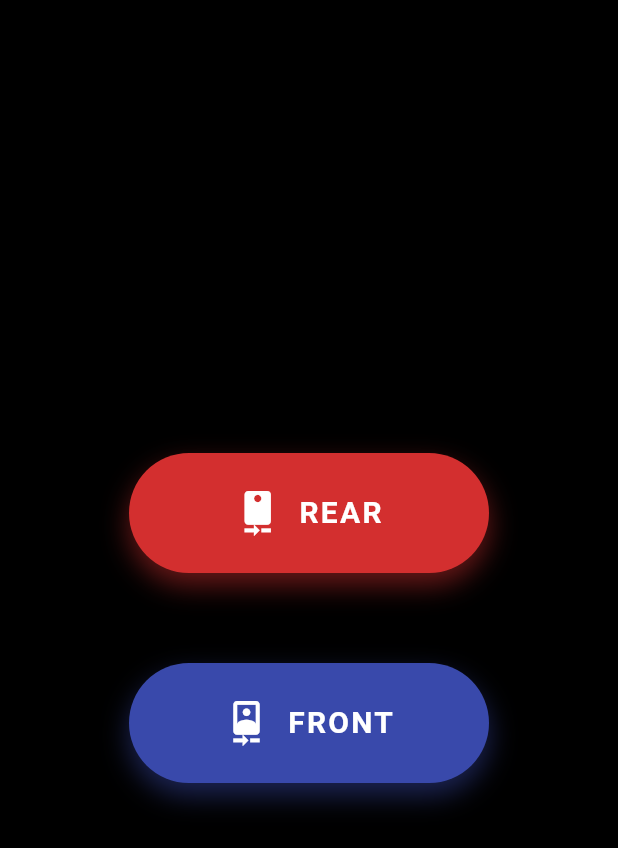
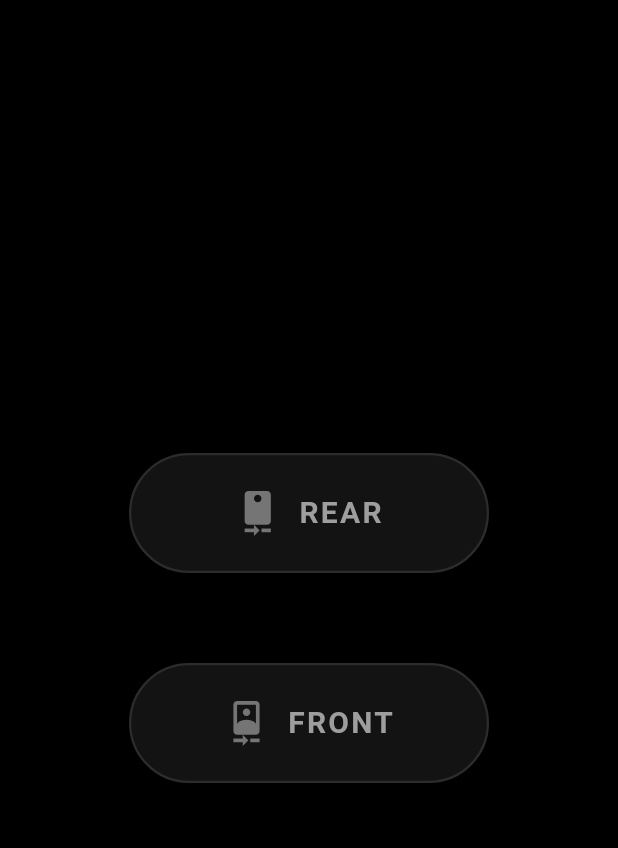
Before and after one commit to JaimeUTalca/DarkLens, a Flutter app: the screen it shows after launch, after a tap on "ACCEPT AND CONTINUE", on a phone screen of 412 x 824 dp. Shown: the top 848 px of the screen. Run offline on Flutter 3.47's test engine with Material 3 defaults, Android fonts, the phone set to English and light mode, and no system bars; our stand-ins replace camera, google_mobile_ads, shared_preferences; missing offline and left inert: gal; network calls fail.

Commit message:
Update UX: Dark monochrome stealth theme

```diff
--- a/lib/main.dart
+++ b/lib/main.dart
@@ -31,14 +31,10 @@ final Map<String, Map<String, String>> _localizedStrings = {
 };
 
 String _t(String key) {
-  // Obtener el idioma nativo del teléfono
   String languageCode = ui.PlatformDispatcher.instance.locale.languageCode;
-
-  // Si el teléfono no está en español, el inglés será el idioma de fábrica/universal
   if (languageCode != 'es') {
     languageCode = 'en';
   }
-
   return _localizedStrings[languageCode]?[key] ?? key;
 }
 // ------------------------------------------
@@ -92,15 +88,15 @@ class DisclaimerScreen extends StatelessWidget {
             children: [
               Row(
                 children: [
-                  const Icon(Icons.warning_amber_rounded, color: Colors.orangeAccent, size: 36),
+                  Icon(Icons.warning_amber_rounded, color: Colors.grey.shade600, size: 36),
                   const SizedBox(width: 12),
                   Expanded(
                     child: Text(
                       _t('title'),
-                      style: const TextStyle(
+                      style: TextStyle(
                         fontSize: 24,
                         fontWeight: FontWeight.bold,
-                        color: Colors.white,
+                        color: Colors.grey.shade300,
                       ),
                     ),
                   ),
@@ -114,7 +110,7 @@ class DisclaimerScreen extends StatelessWidget {
                     style: TextStyle(
                       fontSize: 15,
                       height: 1.5,
-                      color: Colors.grey.shade300,
+                      color: Colors.grey.shade500,
                     ),
                   ),
                 ),
@@ -125,7 +121,7 @@ class DisclaimerScreen extends StatelessWidget {
                 height: 55,
                 child: ElevatedButton(
                   style: ElevatedButton.styleFrom(
-                    backgroundColor: Colors.red.shade800,
+                    backgroundColor: Colors.grey.shade800,
                     shape: RoundedRectangleBorder(
                       borderRadius: BorderRadius.circular(12),
                     ),
@@ -149,8 +145,8 @@ class DisclaimerScreen extends StatelessWidget {
                   child: Text(
                     _t('accept'),
                     textAlign: TextAlign.center,
-                    style: const TextStyle(
-                      color: Colors.white,
+                    style: TextStyle(
+                      color: Colors.grey.shade300,
                       fontSize: 16,
                       fontWeight: FontWeight.bold,
                       letterSpacing: 1.2,
@@ -164,14 +160,13 @@ class DisclaimerScreen extends StatelessWidget {
                 height: 55,
                 child: TextButton(
                   onPressed: () {
-                    // Cerrar la app
                     SystemChannels.platform.invokeMethod('SystemNavigator.pop');
                   },
                   child: Text(
                     _t('reject'),
                     textAlign: TextAlign.center,
-                    style: const TextStyle(
-                      color: Colors.grey,
+                    style: TextStyle(
+                      color: Colors.grey.shade600,
                       fontSize: 16,
                     ),
                   ),
@@ -201,8 +196,8 @@ class _MainDarkVideoScreenState extends State<MainDarkVideoScreen> with WidgetsB
   bool _isAdLoaded = false;
 
   final String _adUnitId = Platform.isAndroid
-      ? 'ca-app-pub-4566173049235624/3975499794' // Real Android Ad
-      : 'ca-app-pub-4566173049235624/3975499794'; // Real iOS Ad
+      ? 'ca-app-pub-4566173049235624/3975499794'
+      : 'ca-app-pub-4566173049235624/3975499794';
 
   @override
   void initState() {
@@ -347,18 +342,16 @@ class _MainDarkVideoScreenState extends State<MainDarkVideoScreen> with WidgetsB
             _buildCameraButton(
               title: _t('rear'),
               icon: Icons.camera_rear,
-              color: Colors.red.shade700,
               onTap: () => _startRecording(CameraLensDirection.back),
             ),
             const SizedBox(height: 60),
             _buildCameraButton(
               title: _t('front'),
               icon: Icons.camera_front,
-              color: Colors.indigo.shade600,
               onTap: () => _startRecording(CameraLensDirection.front),
             ),
             if (_isAdLoaded && _bannerAd != null) ...[
-              const SizedBox(height: 80), // Espacio largo para que no estorbe
+              const SizedBox(height: 80),
               SizedBox(
                 width: _bannerAd!.size.width.toDouble(),
                 height: _bannerAd!.size.height.toDouble(),
@@ -374,7 +367,6 @@ class _MainDarkVideoScreenState extends State<MainDarkVideoScreen> with WidgetsB
   Widget _buildCameraButton({
     required String title,
     required IconData icon,
-    required Color color,
     required VoidCallback onTap,
   }) {
     return GestureDetector(
@@ -383,11 +375,12 @@ class _MainDarkVideoScreenState extends State<MainDarkVideoScreen> with WidgetsB
         width: 240,
         height: 80,
         decoration: BoxDecoration(
-          color: color,
+          color: const Color(0xFF131313), // Casi negro, gris muy muy oscuro
           borderRadius: BorderRadius.circular(40),
+          border: Border.all(color: const Color(0xFF2C2C2C), width: 1.5), // Borde tenue
           boxShadow: [
             BoxShadow(
-              color: color.withOpacity(0.5),
+              color: Colors.black.withOpacity(0.8),
               blurRadius: 15,
               offset: const Offset(0, 8),
             )
@@ -396,12 +389,12 @@ class _MainDarkVideoScreenState extends State<MainDarkVideoScreen> with WidgetsB
         child: Row(
           mainAxisAlignment: MainAxisAlignment.center,
           children: [
-            Icon(icon, color: Colors.white, size: 30),
+            Icon(icon, color: Colors.grey.shade600, size: 30),
             const SizedBox(width: 12),
             Text(
               title,
-              style: const TextStyle(
-                color: Colors.white,
+              style: TextStyle(
+                color: Colors.grey.shade500, // Texto opacado, sin brillo
                 fontSize: 20,
                 fontWeight: FontWeight.bold,
                 letterSpacing: 1.5,
```
